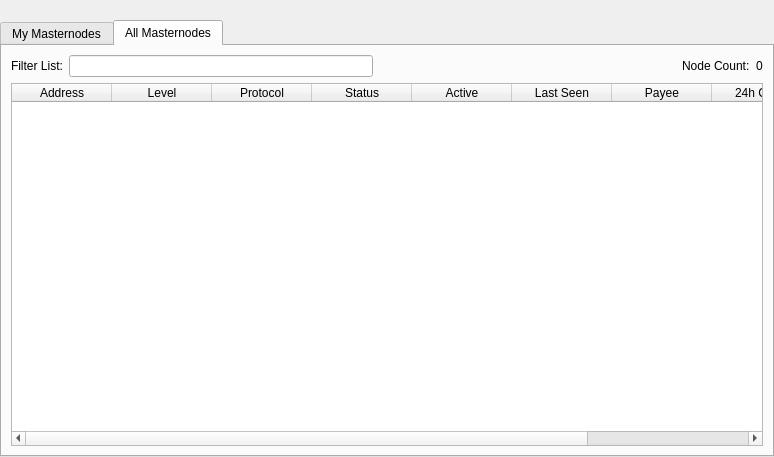
Above: src/qt/forms/masternodelist.ui from axelnetwork/AXEL before the change. Below: the same form after it.
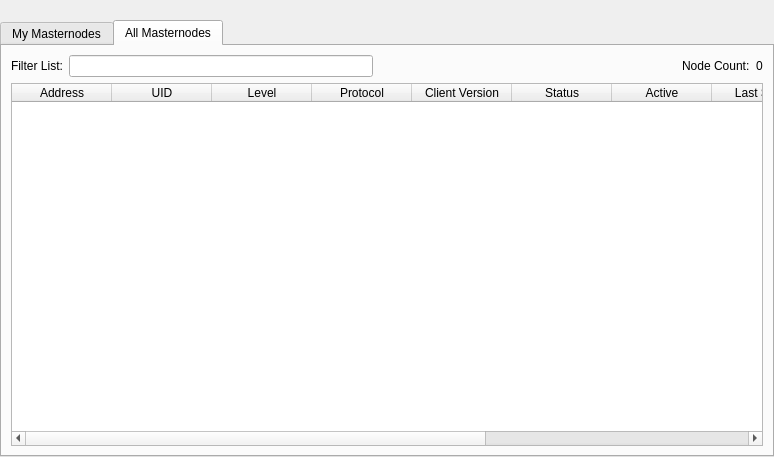
That is the form after the change. The open tabs and pages were chosen to show the change.

What changed in the file:
```diff
--- a/src/qt/forms/masternodelist.ui
+++ b/src/qt/forms/masternodelist.ui
@@ -293,6 +293,11 @@
              <string>Address</string>
             </property>
            </column>
+           <column>
+            <property name="text">
+             <string>UID</string>
+            </property>
+           </column>
            <column>
             <property name="text">
              <string>Level</string>
@@ -303,6 +308,11 @@
              <string>Protocol</string>
             </property>
            </column>
+           <column>
+            <property name="text">
+             <string>Client Version</string>
+            </property>
+           </column>
            <column>
             <property name="text">
              <string>Status</string>
```
Left out of the diff: 3 changed lines with no effect on the pictures.
